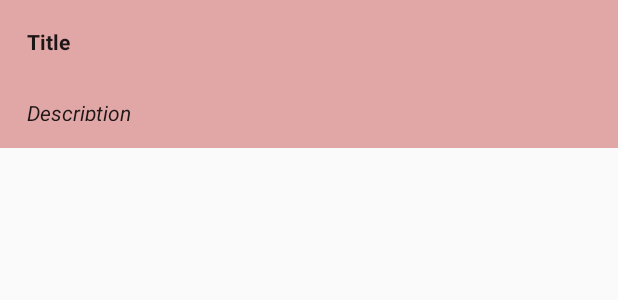
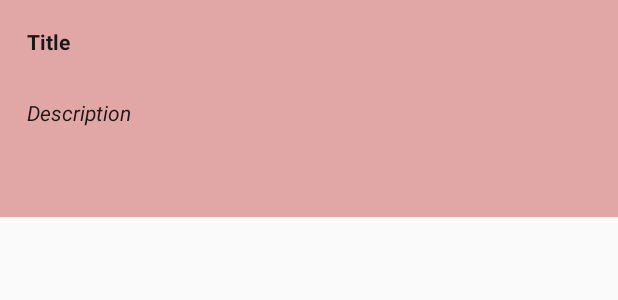
Before and after one commit to kengwoon/Collabucket-final, an Android app: the layout single_search.xml on its own in the app's theme, with its tools: preview values and no code run, on a phone screen of 412 x 824 dp. Shown: the top 300 px of the screen. Run offline under Robolectric (Android 15) with nearby library versions, the phone set to English and light mode, and no system bars.

Commit message:
03/09/2018 - Final changes 2.0 1. Corrected spelling error @ activity_user_guide 2. Adjusted size for description box in project search 3. Adjusted alignment in user search

```diff
--- a/app/src/main/res/layout/activity_user_guide.xml
+++ b/app/src/main/res/layout/activity_user_guide.xml
@@ -118,7 +118,7 @@
                 android:layout_width="match_parent"
                 android:layout_height="match_parent"
                 android:background="#a54343"
-                android:text="BEGIN USING COLABUCKET" />
+                android:text="BEGIN USING COLLABUCKET" />
 
 
         </LinearLayout>
--- a/app/src/main/res/layout/activity_users.xml
+++ b/app/src/main/res/layout/activity_users.xml
@@ -5,6 +5,7 @@
     android:id="@+id/OneUser"
     android:layout_width="match_parent"
     android:layout_height="wrap_content"
+    android:orientation="vertical"
     android:visibility="visible">
 
 
--- a/app/src/main/res/layout/single_search.xml
+++ b/app/src/main/res/layout/single_search.xml
@@ -29,7 +29,7 @@
     <TextView
         android:id="@+id/search_about"
         android:layout_width="match_parent"
-        android:layout_height="35dp"
+        android:layout_height="81dp"
         android:layout_marginBottom="8dp"
         android:layout_marginEnd="8dp"
         android:layout_marginStart="8dp"
@@ -38,6 +38,7 @@
         android:text="Description"
         android:textColor="@color/browser_actions_text_color"
         android:textStyle="italic"
+
         app:layout_constraintBottom_toBottomOf="parent"
         app:layout_constraintEnd_toEndOf="parent"
         app:layout_constraintStart_toStartOf="parent"
```
